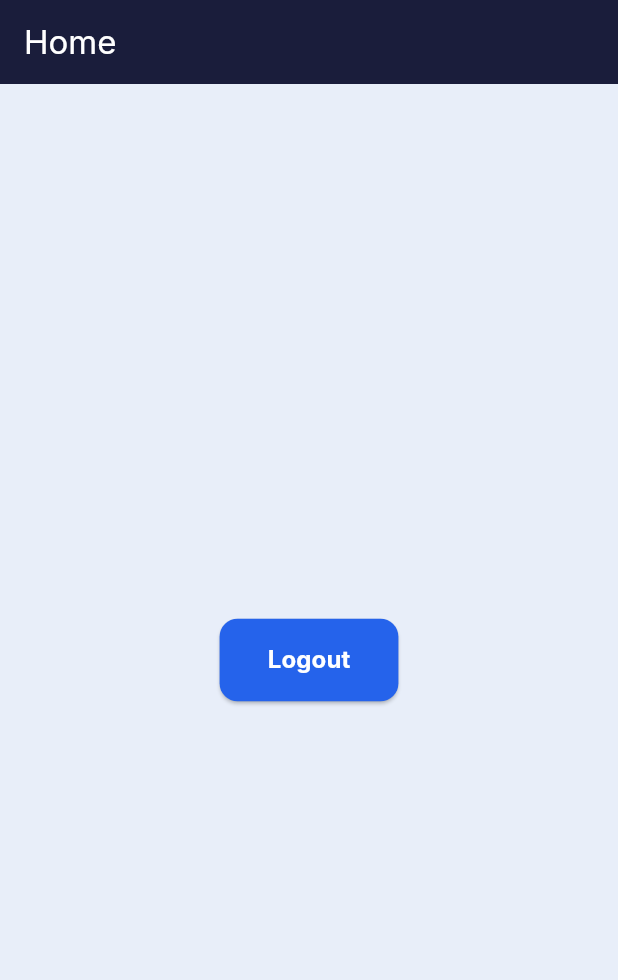
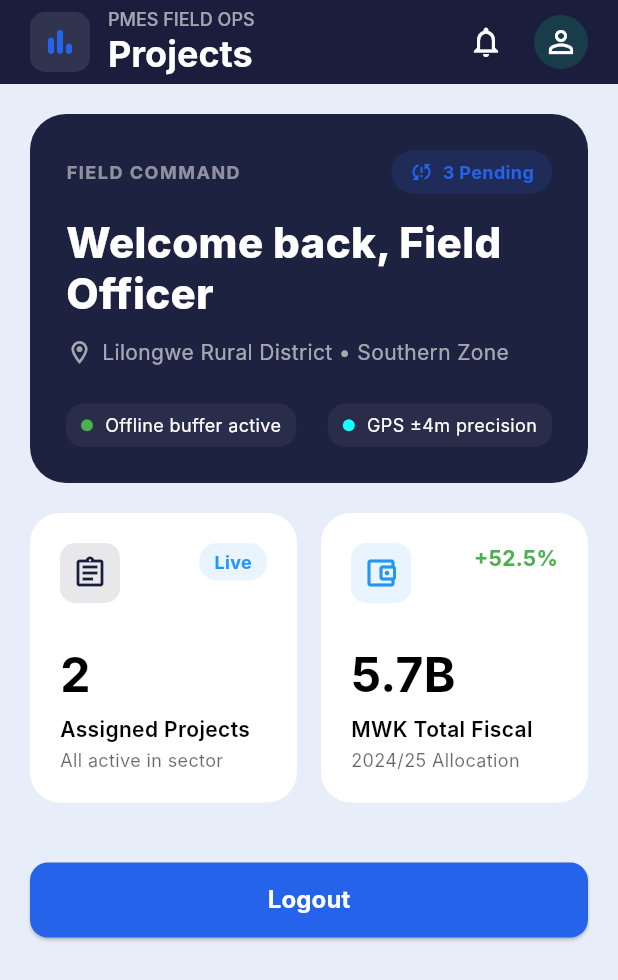
Before and after one commit to ChawerKamanga/pmes_mobile, a Flutter app: the HomePage screen opened directly, on a phone screen of 412 x 824 dp. Shown: the top 980 px of the screen. Run offline on Flutter 3.47's test engine with Material 3 defaults, Android fonts, the phone set to English and light mode, and no system bars; our stand-ins replace go_router, shared_preferences; accounts and stored records are empty; Roboto replaces fonts that are missing (Inter).

Commit message:
fix: home page to use smaller widgets

```diff
--- a/lib/core/constants/api_constants.dart
+++ b/lib/core/constants/api_constants.dart
@@ -2,7 +2,7 @@
 class ApiConstants {
   ApiConstants._();
 
-  static const String baseUrl = 'https://c03e-105-234-178-191.ngrok-free.app/api/v1';
+  static const String baseUrl = 'https://6e9d-105-234-177-178.ngrok-free.app/api/v1';
 
   static const String login = '$baseUrl/login';
 
--- /dev/null
+++ b/lib/core/services/session_provider.dart
@@ -0,0 +1,30 @@
+import 'package:flutter/foundation.dart';
+
+import 'session_storage.dart';
+
+class SessionProvider extends ChangeNotifier {
+  String? _token;
+  bool _isLoading = true;
+
+  String? get token => _token;
+  bool get isAuthenticated => _token != null;
+  bool get isLoading => _isLoading;
+
+  Future<void> restoreSession() async {
+    _token = await SessionStorage.readToken();
+    _isLoading = false;
+    notifyListeners();
+  }
+
+  Future<void> signIn(String token) async {
+    await SessionStorage.saveToken(token);
+    _token = token;
+    notifyListeners();
+  }
+
+  Future<void> signOut() async {
+    await SessionStorage.clearToken();
+    _token = null;
+    notifyListeners();
+  }
+}
--- a/lib/main.dart
+++ b/lib/main.dart
@@ -1,25 +1,60 @@
 import 'package:flutter/material.dart';
 import 'package:go_router/go_router.dart';
+import 'package:provider/provider.dart';
+
+import 'core/services/session_provider.dart';
 import 'core/theme/app_theme.dart';
+import 'pages/home_page.dart';
 import 'pages/login_page.dart';
 
-final GoRouter _router = GoRouter(
+void main() {
+  runApp(
+    ChangeNotifierProvider(
+      create: (_) => SessionProvider()..restoreSession(),
+      child: const MyApp(),
+    ),
+  );
+}
+
+class MyApp extends StatefulWidget {
+  const MyApp({super.key});
+
+  @override
+  State<MyApp> createState() => _MyAppState();
+}
+
+class _MyAppState extends State<MyApp> {
+  late final GoRouter _router;
+
+  @override
+  void initState() {
+    super.initState();
+    final session = context.read<SessionProvider>();
+    _router = GoRouter(
       initialLocation: '/login',
+      refreshListenable: session,
+      redirect: (context, state) {
+        if (session.isLoading) return null;
+
+        final isLoggingIn = state.matchedLocation == '/login';
+        if (session.isAuthenticated && isLoggingIn) return '/home';
+        if (!session.isAuthenticated && !isLoggingIn) return '/login';
+        return null;
+      },
       routes: [
         GoRoute(
           path: '/login',
           name: 'login',
           builder: (context, state) => const LoginPage(),
         ),
+        GoRoute(
+          path: '/home',
+          name: 'home',
+          builder: (context, state) => const HomePage(),
+        ),
       ],
     );
-
-void main() {
-  runApp(const MyApp());
   }
-
-class MyApp extends StatelessWidget {
-  const MyApp({super.key});
 
   @override
   Widget build(BuildContext context) {
--- a/lib/pages/home_page.dart
+++ b/lib/pages/home_page.dart
@@ -1,8 +1,14 @@
 import 'package:flutter/material.dart';
+import 'package:go_router/go_router.dart';
+import 'package:provider/provider.dart';
+
 import '../core/services/auth_service.dart';
-import '../core/services/session_storage.dart';
+import '../core/services/session_provider.dart';
 import '../core/theme/app_colors.dart';
-import 'login_page.dart';
+import '../widgets/home/field_command_card.dart';
+import '../widgets/home/home_app_bar.dart';
+import '../widgets/home/home_logout_button.dart';
+import '../widgets/home/home_stat_card.dart';
 
 class HomePage extends StatefulWidget {
   const HomePage({super.key});
@@ -13,61 +19,95 @@ class HomePage extends StatefulWidget {
 
 class _HomePageState extends State<HomePage> {
   static const _authService = AuthService();
-
   bool _isLoggingOut = false;
 
   Future<void> _handleLogout() async {
     setState(() => _isLoggingOut = true);
-
-    final token = await SessionStorage.readToken();
+    final session = context.read<SessionProvider>();
+    final token = session.token;
     if (token != null) {
       try {
         await _authService.logout(token: token);
-      } catch (_) {
-        // Proceed with local logout even if the API call fails.
-      }
+      } catch (_) {}
     }
-    await SessionStorage.clearToken();
-
+    await session.signOut();
     if (!mounted) return;
-    Navigator.of(context).pushAndRemoveUntil(
-      MaterialPageRoute(builder: (context) => const LoginPage()),
-      (route) => false,
-    );
+    context.go('/login');
   }
 
   @override
   Widget build(BuildContext context) {
+    // Using a nested Scaffold to maintain the AppBar styling while changing the body color
     return Scaffold(
-      appBar: AppBar(
-        title: const Text('Home'),
-        backgroundColor: AppColors.primary,
-        foregroundColor: Colors.white,
-      ),
-      body: Center(
-        child: ElevatedButton(
-          onPressed: _isLoggingOut ? null : _handleLogout,
-          style: ElevatedButton.styleFrom(
-            backgroundColor: AppColors.secondary,
-            foregroundColor: Colors.white,
-            padding: const EdgeInsets.symmetric(horizontal: 32, vertical: 16),
-            shape: RoundedRectangleBorder(
-              borderRadius: BorderRadius.circular(12),
+      backgroundColor: AppColors.background,
+      appBar: const HomeAppBar(),
+      body: SingleChildScrollView(
+        padding: const EdgeInsets.all(20.0),
+        child: Column(
+          children: [
+            const FieldCommandCard(),
+            const SizedBox(height: 20),
+
+            // --- Stats Row ---
+            Row(
+              children: [
+                // Assigned Projects
+                Expanded(
+                  child: HomeStatCard(
+                    icon: Icons.assignment_outlined,
+                    iconColor: AppColors.primary,
+                    value: '2',
+                    label: 'Assigned Projects',
+                    subLabel: 'All active in sector',
+                    rightWidget: Container(
+                      padding: const EdgeInsets.symmetric(
+                        horizontal: 10,
+                        vertical: 4,
+                      ),
+                      decoration: BoxDecoration(
+                        color: Colors.blue.withValues(alpha: 0.1),
+                        borderRadius: BorderRadius.circular(12),
+                      ),
+                      child: const Text(
+                        'Live',
+                        style: TextStyle(
+                          color: Colors.blue,
+                          fontWeight: FontWeight.bold,
+                          fontSize: 12,
+                        ),
+                      ),
+                    ),
+                  ),
+                ),
+                const SizedBox(width: 16),
+                // Fiscal Allocation
+                Expanded(
+                  child: HomeStatCard(
+                    icon: Icons.account_balance_wallet_outlined,
+                    iconColor: Colors.blue,
+                    value: '5.7B',
+                    label: 'MWK Total Fiscal',
+                    subLabel: '2024/25 Allocation',
+                    rightWidget: const Text(
+                      '+52.5%',
+                      style: TextStyle(
+                        color: Colors.green,
+                        fontWeight: FontWeight.bold,
+                        fontSize: 14,
+                      ),
+                    ),
+                  ),
+                ),
+              ],
             ),
-          ),
-          child: _isLoggingOut
-              ? const SizedBox(
-                  width: 22,
-                  height: 22,
-                  child: CircularProgressIndicator(
-                    strokeWidth: 2.4,
-                    valueColor: AlwaysStoppedAnimation<Color>(Colors.white),
-                  ),
-                )
-              : const Text(
-                  'Logout',
-                  style: TextStyle(fontSize: 16, fontWeight: FontWeight.bold),
-                ),
+
+            const SizedBox(height: 40),
+
+            HomeLogoutButton(
+              isLoggingOut: _isLoggingOut,
+              onPressed: _handleLogout,
+            ),
+          ],
         ),
       ),
     );
--- a/lib/pages/login_page.dart
+++ b/lib/pages/login_page.dart
@@ -1,9 +1,11 @@
 import 'package:flutter/material.dart';
+import 'package:go_router/go_router.dart';
+import 'package:provider/provider.dart';
+
 import '../core/services/api_exception.dart';
 import '../core/services/auth_service.dart';
-import '../core/services/session_storage.dart';
+import '../core/services/session_provider.dart';
 import '../core/theme/app_colors.dart';
-import 'home_page.dart';
 
 class LoginPage extends StatefulWidget {
   const LoginPage({super.key});
@@ -43,17 +45,16 @@ class _LoginPageState extends State<LoginPage> {
     });
 
     try {
+      final session = context.read<SessionProvider>();
       final result = await _authService.login(
         email: email,
         password: password,
         deviceName: 'mobile',
       );
-      await SessionStorage.saveToken(result.token);
+      await session.signIn(result.token);
 
       if (!mounted) return;
-      Navigator.of(context).pushReplacement(
-        MaterialPageRoute(builder: (context) => const HomePage()),
-      );
+      context.go('/home');
     } on ApiException catch (e) {
       setState(() => _errorMessage = e.message);
     } catch (_) {
@@ -121,7 +122,9 @@ class _LoginPageState extends State<LoginPage> {
                                   ),
                                   boxShadow: [
                                     BoxShadow(
-                                      color: Colors.black.withValues(alpha: 0.3),
+                                      color: Colors.black.withValues(
+                                        alpha: 0.3,
+                                      ),
                                       blurRadius: 10,
                                       offset: const Offset(0, 4),
                                     ),
@@ -209,7 +212,9 @@ class _LoginPageState extends State<LoginPage> {
                                 'Sign in with your officer credentials to access assigned field projects',
                                 style: TextStyle(
                                   fontSize: 13,
-                                  color: AppColors.neutral.withValues(alpha: 0.9),
+                                  color: AppColors.neutral.withValues(
+                                    alpha: 0.9,
+                                  ),
                                   height: 1.3,
                                 ),
                               ),
@@ -254,7 +259,8 @@ class _LoginPageState extends State<LoginPage> {
 
                               // Password Label & Forgot Password Link
                               Row(
-                                mainAxisAlignment: MainAxisAlignment.spaceBetween,
+                                mainAxisAlignment:
+                                    MainAxisAlignment.spaceBetween,
                                 children: [
                                   const Text(
                                     'PASSWORD',
@@ -337,7 +343,9 @@ class _LoginPageState extends State<LoginPage> {
                                 width: double.infinity,
                                 height: 52,
                                 child: ElevatedButton(
-                                  onPressed: _isSubmitting ? null : _handleSignIn,
+                                  onPressed: _isSubmitting
+                                      ? null
+                                      : _handleSignIn,
                                   style: ElevatedButton.styleFrom(
                                     backgroundColor: AppColors.secondary,
                                     shape: RoundedRectangleBorder(
@@ -351,13 +359,15 @@ class _LoginPageState extends State<LoginPage> {
                                           height: 22,
                                           child: CircularProgressIndicator(
                                             strokeWidth: 2.4,
-                                            valueColor: AlwaysStoppedAnimation<Color>(
-                                              Colors.white,
-                                            ),
+                                            valueColor:
+                                                AlwaysStoppedAnimation<Color>(
+                                                  Colors.white,
+                                                ),
                                           ),
                                         )
                                       : Row(
-                                          mainAxisAlignment: MainAxisAlignment.center,
+                                          mainAxisAlignment:
+                                              MainAxisAlignment.center,
                                           children: const [
                                             Text(
                                               'Sign In',
@@ -384,7 +394,8 @@ class _LoginPageState extends State<LoginPage> {
                                 child: Column(
                                   children: [
                                     Row(
-                                      mainAxisAlignment: MainAxisAlignment.center,
+                                      mainAxisAlignment:
+                                          MainAxisAlignment.center,
                                       children: const [
                                         Icon(
                                           Icons.circle,
--- /dev/null
+++ b/lib/widgets/home/field_command_card.dart
@@ -0,0 +1,96 @@
+import 'package:flutter/material.dart';
+
+import '../../core/theme/app_colors.dart';
+
+class FieldCommandCard extends StatelessWidget {
+  const FieldCommandCard({super.key});
+
+  @override
+  Widget build(BuildContext context) {
+    return Container(
+      padding: const EdgeInsets.all(24),
+      decoration: BoxDecoration(
+        color: const Color(0xFF1E2241),
+        borderRadius: BorderRadius.circular(24),
+      ),
+      child: Column(
+        crossAxisAlignment: CrossAxisAlignment.start,
+        children: [
+          Row(
+            mainAxisAlignment: MainAxisAlignment.spaceBetween,
+            children: [
+              Text(
+                'FIELD COMMAND',
+                style: TextStyle(fontSize: 12, color: Colors.white.withValues(alpha: 0.5), fontWeight: FontWeight.bold, letterSpacing: 1),
+              ),
+              Container(
+                padding: const EdgeInsets.symmetric(horizontal: 12, vertical: 6),
+                decoration: BoxDecoration(
+                  color: AppColors.secondary.withValues(alpha: 0.15),
+                  borderRadius: BorderRadius.circular(20),
+                ),
+                child: const Row(
+                  children: [
+                    Icon(Icons.sync_problem, color: AppColors.secondary, size: 16),
+                    SizedBox(width: 6),
+                    Text('3 Pending', style: TextStyle(color: AppColors.secondary, fontWeight: FontWeight.bold, fontSize: 12)),
+                  ],
+                ),
+              ),
+            ],
+          ),
+          const SizedBox(height: 16),
+          const Text(
+            'Welcome back, Field\nOfficer',
+            style: TextStyle(fontSize: 28, fontWeight: FontWeight.w800, color: Colors.white, height: 1.2),
+          ),
+          const SizedBox(height: 12),
+          Row(
+            children: [
+              Icon(Icons.location_on_outlined, color: Colors.white.withValues(alpha: 0.6), size: 18),
+              const SizedBox(width: 6),
+              Text(
+                'Lilongwe Rural District • Southern Zone',
+                style: TextStyle(color: Colors.white.withValues(alpha: 0.6), fontSize: 14),
+              ),
+            ],
+          ),
+          const SizedBox(height: 24),
+          Row(
+            children: [
+              _StatusIndicator(color: Colors.green, text: 'Offline buffer active'),
+              const Spacer(),
+              _StatusIndicator(color: Colors.cyanAccent, text: 'GPS ±4m precision'),
+            ],
+          ),
+        ],
+      ),
+    );
+  }
+}
+
+class _StatusIndicator extends StatelessWidget {
+  const _StatusIndicator({required this.color, required this.text});
+
+  final Color color;
+  final String text;
+
+  @override
+  Widget build(BuildContext context) {
+    return Container(
+      padding: const EdgeInsets.symmetric(horizontal: 10, vertical: 6),
+      decoration: BoxDecoration(
+        color: Colors.white.withValues(alpha: 0.05),
+        borderRadius: BorderRadius.circular(12),
+      ),
+      child: Row(
+        mainAxisSize: MainAxisSize.min,
+        children: [
+          Container(width: 8, height: 8, decoration: BoxDecoration(color: color, shape: BoxShape.circle)),
+          const SizedBox(width: 8),
+          Text(text, style: const TextStyle(color: Colors.white, fontSize: 12)),
+        ],
+      ),
+    );
+  }
+}
--- /dev/null
+++ b/lib/widgets/home/home_app_bar.dart
@@ -0,0 +1,61 @@
+import 'package:flutter/material.dart';
+
+import '../../core/theme/app_colors.dart';
+
+class HomeAppBar extends StatelessWidget implements PreferredSizeWidget {
+  const HomeAppBar({super.key});
+
+  @override
+  Size get preferredSize => const Size.fromHeight(kToolbarHeight);
+
+  @override
+  Widget build(BuildContext context) {
+    return AppBar(
+      elevation: 0,
+      backgroundColor: AppColors.primary,
+      automaticallyImplyLeading: false,
+      titleSpacing: 20,
+      title: Row(
+        children: [
+          Container(
+            padding: const EdgeInsets.all(8),
+            decoration: BoxDecoration(
+              color: Colors.white.withValues(alpha: 0.1),
+              borderRadius: BorderRadius.circular(10),
+            ),
+            child: const Icon(Icons.bar_chart_rounded, color: AppColors.secondary, size: 24),
+          ),
+          const SizedBox(width: 12),
+          Column(
+            crossAxisAlignment: CrossAxisAlignment.start,
+            mainAxisSize: MainAxisSize.min,
+            children: [
+              Text(
+                'PMES FIELD OPS',
+                style: TextStyle(fontSize: 12, color: Colors.white.withValues(alpha: 0.6), fontWeight: FontWeight.w500),
+              ),
+              const Text(
+                'Projects',
+                style: TextStyle(fontSize: 24, fontWeight: FontWeight.bold, color: Colors.white),
+              ),
+            ],
+          ),
+        ],
+      ),
+      actions: [
+        IconButton(
+          icon: const Icon(Icons.notifications_none_outlined, color: Colors.white),
+          onPressed: () {},
+        ),
+        Padding(
+          padding: const EdgeInsets.only(right: 20.0, left: 8.0),
+          child: CircleAvatar(
+            radius: 18,
+            backgroundColor: AppColors.tertiary.withValues(alpha: 0.2),
+            child: const Icon(Icons.person_outline, color: Colors.white),
+          ),
+        ),
+      ],
+    );
+  }
+}
--- /dev/null
+++ b/lib/widgets/home/home_logout_button.dart
@@ -0,0 +1,30 @@
+import 'package:flutter/material.dart';
+
+import '../../core/theme/app_colors.dart';
+
+class HomeLogoutButton extends StatelessWidget {
+  const HomeLogoutButton({required this.isLoggingOut, required this.onPressed, super.key});
+
+  final bool isLoggingOut;
+  final VoidCallback? onPressed;
+
+  @override
+  Widget build(BuildContext context) {
+    return ElevatedButton(
+      onPressed: isLoggingOut ? null : onPressed,
+      style: ElevatedButton.styleFrom(
+        backgroundColor: AppColors.secondary,
+        foregroundColor: Colors.white,
+        minimumSize: const Size(double.infinity, 50),
+        shape: RoundedRectangleBorder(borderRadius: BorderRadius.circular(12)),
+      ),
+      child: isLoggingOut
+          ? const SizedBox(
+              width: 22,
+              height: 22,
+              child: CircularProgressIndicator(strokeWidth: 2, valueColor: AlwaysStoppedAnimation<Color>(Colors.white)),
+            )
+          : const Text('Logout', style: TextStyle(fontSize: 16, fontWeight: FontWeight.bold)),
+    );
+  }
+}
--- /dev/null
+++ b/lib/widgets/home/home_stat_card.dart
@@ -0,0 +1,57 @@
+import 'package:flutter/material.dart';
+
+class HomeStatCard extends StatelessWidget {
+  const HomeStatCard({
+    required this.icon,
+    required this.iconColor,
+    required this.value,
+    required this.label,
+    required this.subLabel,
+    this.rightWidget,
+    super.key,
+  });
+
+  final IconData icon;
+  final Color iconColor;
+  final String value;
+  final String label;
+  final String subLabel;
+  final Widget? rightWidget;
+
+  @override
+  Widget build(BuildContext context) {
+    return Container(
+      padding: const EdgeInsets.all(20),
+      decoration: BoxDecoration(
+        color: Colors.white,
+        borderRadius: BorderRadius.circular(20),
+      ),
+      child: Column(
+        crossAxisAlignment: CrossAxisAlignment.start,
+        children: [
+          Row(
+            mainAxisAlignment: MainAxisAlignment.spaceBetween,
+            crossAxisAlignment: CrossAxisAlignment.start,
+            children: [
+              Container(
+                padding: const EdgeInsets.all(8),
+                decoration: BoxDecoration(
+                  color: iconColor.withValues(alpha: 0.1),
+                  borderRadius: BorderRadius.circular(10),
+                ),
+                child: Icon(icon, color: iconColor, size: 24),
+              ),
+              ?rightWidget,
+            ],
+          ),
+          const SizedBox(height: 24),
+          Text(value, style: const TextStyle(fontSize: 32, fontWeight: FontWeight.bold, color: Colors.black)),
+          const SizedBox(height: 4),
+          Text(label, style: const TextStyle(fontSize: 14, fontWeight: FontWeight.w600, color: Colors.black)),
+          const SizedBox(height: 2),
+          Text(subLabel, style: TextStyle(fontSize: 12, color: Colors.black.withValues(alpha: 0.6))),
+        ],
+      ),
+    );
+  }
+}
--- a/pubspec.yaml
+++ b/pubspec.yaml
@@ -36,6 +36,7 @@ dependencies:
   cupertino_icons: ^1.0.8
   go_router: ^18.0.1
   http: ^1.2.2
+  provider: ^6.1.5+1
   shared_preferences: ^2.3.3
 
 dev_dependencies:
```
Also changed, not shown: pubspec.lock. Lines whose indentation alone changed are shown as unchanged.
